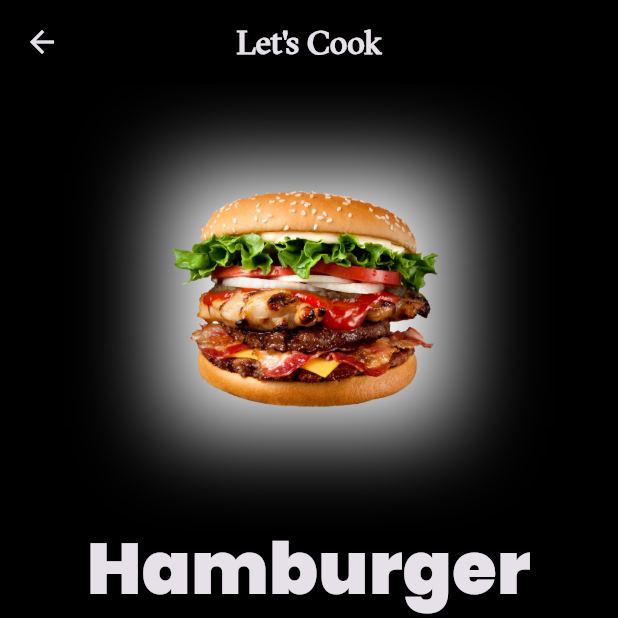
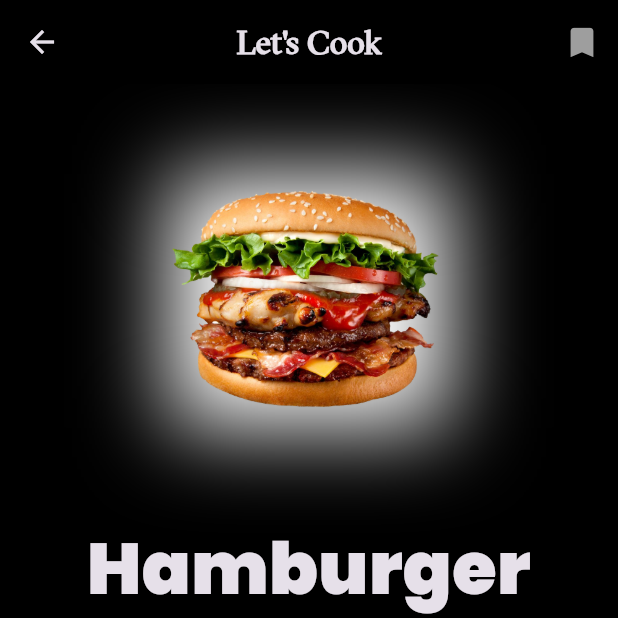
Before and after one commit to Aziz-Habbassi/Tastopia, a Flutter app: the MealDetails screen opened directly with sample values from the repository, on a phone screen of 412 x 824 dp, the top half of it. Run offline on Flutter 3.47's test engine with Material 3 defaults, Android fonts, the phone set to English and light mode, and no system bars; our stand-ins replace bloc, flutter_bloc, font_awesome_flutter, get_it, go_router, hive and 4 more; accounts and stored records are empty.

Commit message:
add save logic in details view

```diff
--- a/lib/feautures/meal_details/presentation/views/meal_details.dart
+++ b/lib/feautures/meal_details/presentation/views/meal_details.dart
@@ -1,37 +1,57 @@
 import 'package:flutter/material.dart';
+import 'package:hive/hive.dart';
 import 'package:tastopia/core/models/meal/meal_model.dart';
+import 'package:tastopia/core/services/service_locator.dart';
 import 'package:tastopia/feautures/meal_details/presentation/widegts/infos_widget.dart';
 import 'package:tastopia/feautures/meal_details/presentation/widegts/ingredients_widget.dart';
 import 'package:tastopia/feautures/meal_details/presentation/widegts/meal_details_app_bar.dart';
 import 'package:tastopia/feautures/meal_details/presentation/widegts/meal_details_image.dart';
 import 'package:tastopia/feautures/meal_details/presentation/widegts/watch_tutorial_button.dart';
 
-class MealDetails extends StatelessWidget {
+class MealDetails extends StatefulWidget {
   const MealDetails({super.key, required this.meal});
   final MealModel meal;
+
+  @override
+  State<MealDetails> createState() => _MealDetailsState();
+}
+
+class _MealDetailsState extends State<MealDetails> {
   @override
   Widget build(BuildContext context) {
     return Scaffold(
       backgroundColor: const Color.fromARGB(255, 0, 0, 0),
-      appBar: const MealDetailsAppBar(),
+      appBar: MealDetailsAppBar(
+        mealModel: widget.meal,
+        onsaved: () {
+          widget.meal.isSaved = !widget.meal.isSaved;
+          final int index = getIt
+              .get<Box<MealModel>>()
+              .values
+              .toList()
+              .indexWhere((meal) => meal.title == widget.meal.title);
+          getIt.get<Box<MealModel>>().putAt(index, widget.meal);
+          setState(() {});
+        },
+      ),
       body: ListView(
         children: [
-          MealDetailsImage(imageUrl: meal.imageUrl),
+          MealDetailsImage(imageUrl: widget.meal.imageUrl),
           Text(
-            meal.title,
+            widget.meal.title,
             textAlign: TextAlign.center,
             style: TextStyle(fontFamily: "Poppins", fontSize: 48),
           ),
           Text(
-            meal.description,
+            widget.meal.description,
             textAlign: TextAlign.center,
             style: TextStyle(fontFamily: "Gt-Sectra", fontSize: 20),
           ),
           const SizedBox(height: 24),
           InfosWidget(
-            time: meal.time,
-            calories: meal.calories,
-            difficulty: meal.difficulty,
+            time: widget.meal.time,
+            calories: widget.meal.calories,
+            difficulty: widget.meal.difficulty,
           ),
           const SizedBox(height: 24),
           Center(
@@ -45,8 +65,8 @@ class MealDetails extends StatelessWidget {
               ),
             ),
           ),
-          IngredientsWidget(ingredients: meal.ingredients),
-          WatchTutorialButton(tutorialUrl: meal.tutorialUrl),
+          IngredientsWidget(ingredients: widget.meal.ingredients),
+          WatchTutorialButton(tutorialUrl: widget.meal.tutorialUrl),
         ],
       ),
     );
--- a/lib/feautures/meal_details/presentation/widegts/meal_details_app_bar.dart
+++ b/lib/feautures/meal_details/presentation/widegts/meal_details_app_bar.dart
@@ -1,9 +1,11 @@
 import 'package:flutter/material.dart';
 import 'package:go_router/go_router.dart';
+import 'package:tastopia/core/models/meal/meal_model.dart';
 
 class MealDetailsAppBar extends StatelessWidget implements PreferredSizeWidget {
-  const MealDetailsAppBar({super.key});
-
+  const MealDetailsAppBar({super.key, required this.mealModel, this.onsaved});
+  final MealModel mealModel;
+  final void Function()? onsaved;
   @override
   Widget build(BuildContext context) {
     return AppBar(
@@ -20,6 +22,16 @@ class MealDetailsAppBar extends StatelessWidget implements PreferredSizeWidget {
       ),
       backgroundColor: const Color.fromARGB(255, 0, 0, 0),
       centerTitle: true,
+      actions: [
+        IconButton(
+          onPressed: onsaved,
+          icon: Icon(
+            Icons.bookmark,
+            size: 26,
+            color: mealModel.isSaved ? Colors.amberAccent : Colors.grey,
+          ),
+        ),
+      ],
     );
   }
 
```
